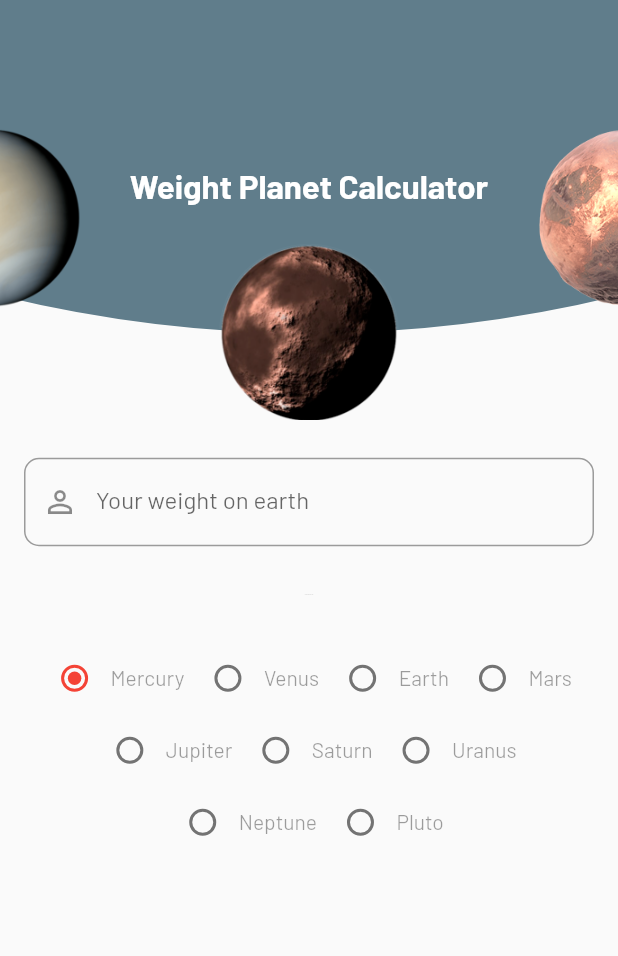
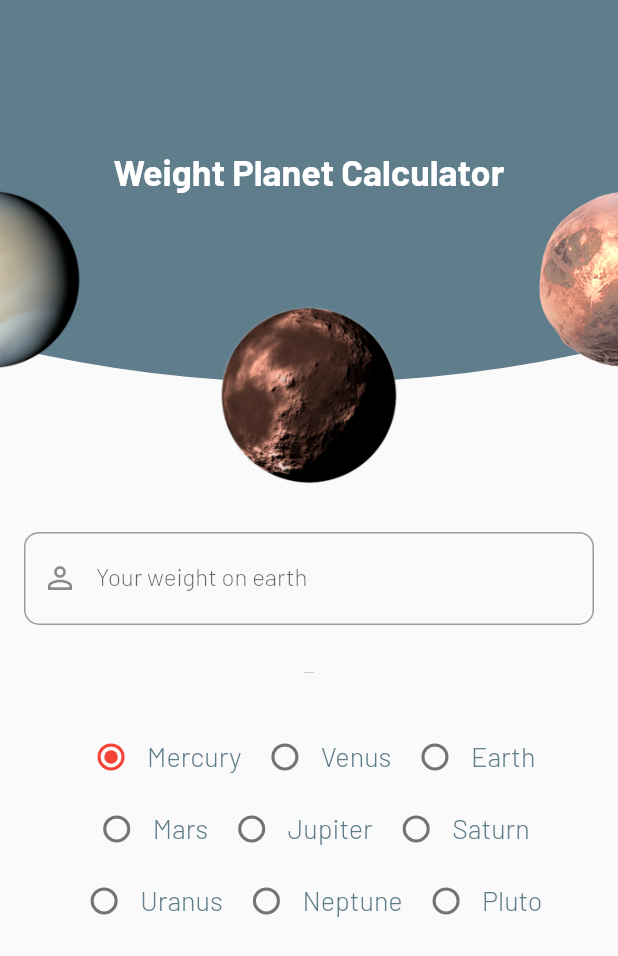
Before and after one commit to FabianVarela/weight_planet_calculator, a Flutter app: the screen it shows after launch, on a phone screen of 412 x 824 dp. Shown: the top 956 px of the screen. Run offline on Flutter 3.47's test engine with Material 2 defaults, Android fonts, the phone set to English and light mode, and no system bars.

Commit message:
Modify home UI

```diff
--- a/lib/ui/home.ui.dart
+++ b/lib/ui/home.ui.dart
@@ -58,31 +58,34 @@ class HomeState extends State<Home> with SingleTickerProviderStateMixin {
 
   Widget _setHeader() {
     return Container(
-      height: MediaQuery.of(context).size.height * 0.34,
+      height: MediaQuery.of(context).size.height * 0.4,
       child: Stack(
         children: <Widget>[
           ClipPath(
             clipper: HeaderClipPath(),
             child: Container(
-              height: MediaQuery.of(context).size.height * 0.3,
+              height: MediaQuery.of(context).size.height * 0.34,
               width: MediaQuery.of(context).size.width,
               padding: EdgeInsets.symmetric(horizontal: 12),
               decoration: BoxDecoration(color: Theme.of(context).primaryColor),
               child: Align(
-                alignment: Alignment.center,
-                child: Text(
-                  'Weight Planet Calculator',
-                  style: TextStyle(
-                    fontSize: 22,
-                    fontWeight: FontWeight.w600,
-                    color: Theme.of(context).backgroundColor,
+                alignment: Alignment.topCenter,
+                child: Padding(
+                  padding: EdgeInsets.only(top: 100),
+                  child: Text(
+                    'Weight Planet Calculator',
+                    style: TextStyle(
+                      fontSize: 24,
+                      fontWeight: FontWeight.w700,
+                      color: Theme.of(context).backgroundColor,
+                    ),
                   ),
                 ),
               ),
             ),
           ),
           Positioned(
-            top: MediaQuery.of(context).size.height * 0.19,
+            top: MediaQuery.of(context).size.height * 0.24,
             child: Container(
               width: MediaQuery.of(context).size.width,
               child: RotationListAnimation(
@@ -134,11 +137,19 @@ class HomeState extends State<Home> with SingleTickerProviderStateMixin {
       controller: _weightController,
       keyboardType: TextInputType.number,
       textInputAction: TextInputAction.done,
+      style: TextStyle(
+        fontSize: 18,
+        fontWeight: FontWeight.w400,
+      ),
       decoration: InputDecoration(
         labelText: 'Your weight on earth',
         hintText: 'In $_poundUnit',
         border: OutlineInputBorder(
           borderRadius: BorderRadius.circular(10),
+        ),
+        labelStyle: TextStyle(
+          fontSize: 16,
+          fontWeight: FontWeight.w300,
         ),
         prefixIcon: Icon(Icons.person_outline),
       ),
@@ -163,7 +174,11 @@ class HomeState extends State<Home> with SingleTickerProviderStateMixin {
             padding: EdgeInsets.only(right: 5),
             child: Text(
               title,
-              style: TextStyle(color: Colors.black38),
+              style: TextStyle(
+                fontSize: 18,
+                fontWeight: FontWeight.w300,
+                color: Theme.of(context).primaryColor,
+              ),
             ),
           ),
         ),
@@ -180,9 +195,9 @@ class HomeState extends State<Home> with SingleTickerProviderStateMixin {
             ? 'Please enter the value'
             : _formattedText,
         style: TextStyle(
-          color: Colors.black38,
           fontSize: 20,
-          fontWeight: FontWeight.w500,
+          fontWeight: FontWeight.w700,
+          color: Theme.of(context).primaryColor,
         ),
       ),
     );
```
